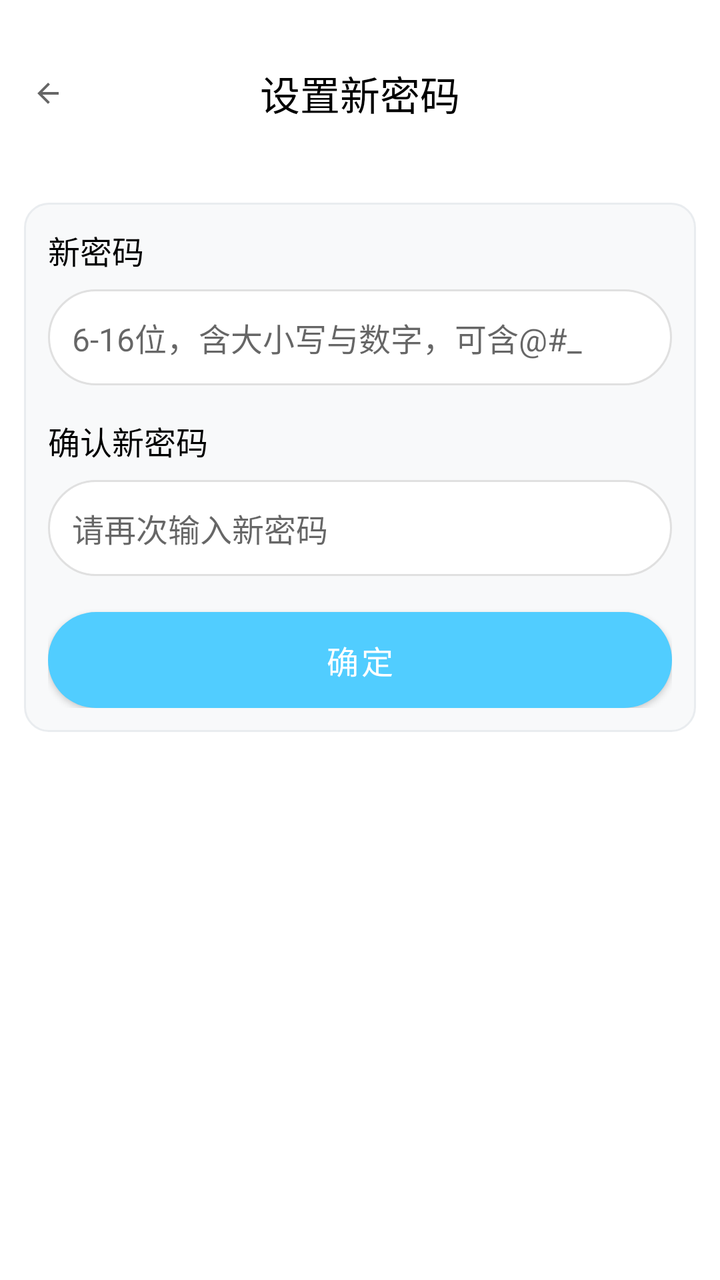
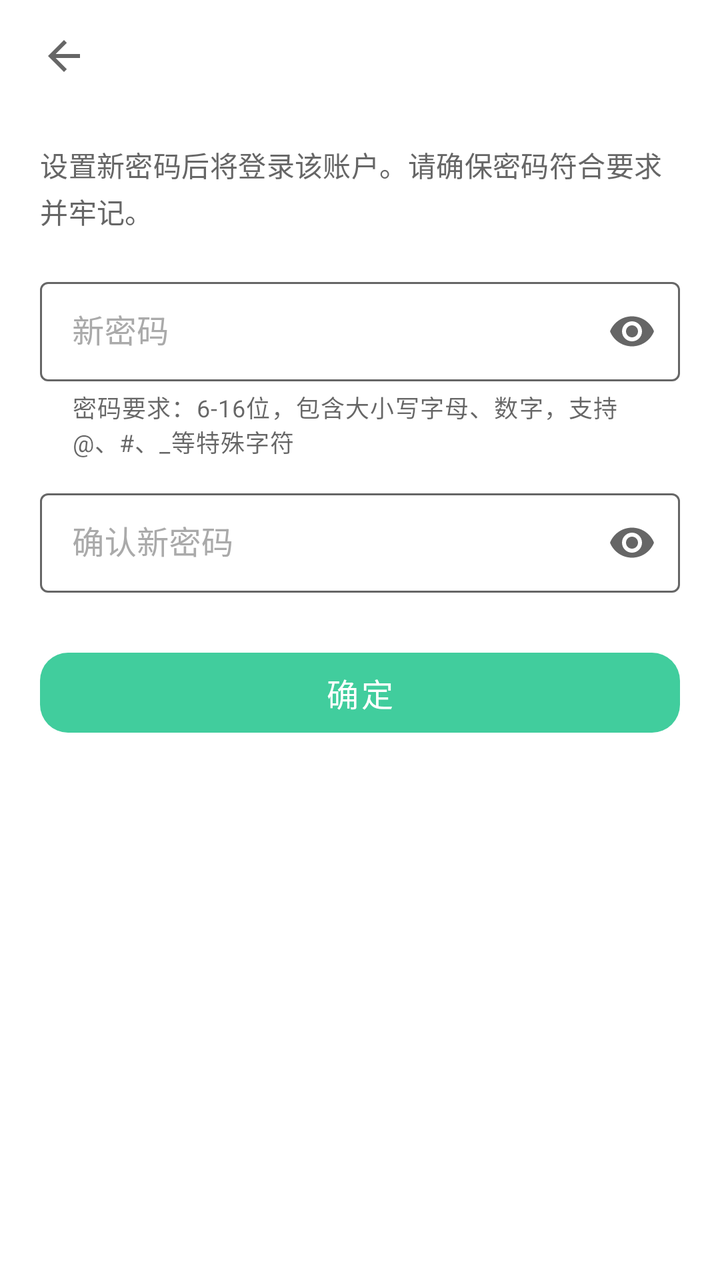

An Android layout rendered at two revisions. The XML below is the earlier revision; the diff shows what the commit changed to produce the second picture.
<!-- AndroidManifest.xml: activity theme Theme.PomodoroTimer.NoActionBar -->
<!-- res/layout/activity_set_new_password.xml -->
<?xml version="1.0" encoding="utf-8"?>
<ScrollView xmlns:android="http://schemas.android.com/apk/res/android"
    android:layout_width="match_parent"
    android:layout_height="match_parent"
    android:scrollbars="none"
    android:background="@color/background_primary">

    <LinearLayout
        android:layout_width="match_parent"
        android:layout_height="wrap_content"
        android:orientation="vertical"
        android:padding="12dp">

        <LinearLayout
            android:layout_width="match_parent"
            android:layout_height="wrap_content"
            android:layout_marginTop="20dp"
            android:orientation="horizontal"
            android:gravity="center_vertical"
            android:layout_marginBottom="40dp">

            <ImageView
                android:id="@+id/btn_back"
                android:layout_width="24dp"
                android:layout_height="24dp"
                android:src="@drawable/ic_back"
                android:background="?attr/selectableItemBackgroundBorderless"
                android:padding="4dp"
                android:clickable="true"
                android:focusable="true"/>

            <TextView
                android:layout_width="0dp"
                android:layout_height="wrap_content"
                android:layout_weight="1"
                android:text="@string/title_set_new_password"
                android:textSize="20sp"
                android:textColor="@color/text_primary"
                android:gravity="center"
                android:layout_marginStart="-24dp" />

        </LinearLayout>

        <LinearLayout
            android:layout_width="match_parent"
            android:layout_height="wrap_content"
            android:orientation="vertical"
            android:background="@drawable/account_section_background"
            android:padding="12dp">

            <TextView
                android:layout_width="wrap_content"
                android:layout_height="wrap_content"
                android:text="@string/account_label_new_password"
                android:textSize="16sp"
                android:textColor="@color/text_primary"
                android:layout_marginBottom="8dp"/>

            <EditText
                android:id="@+id/et_new_password"
                android:layout_width="match_parent"
                android:layout_height="48dp"
                android:background="@drawable/edit_text_background"
                android:padding="12dp"
                android:hint="@string/account_hint_password_format"
                android:textSize="16sp"
                android:maxLength="16"
                android:inputType="textPassword"
                android:layout_marginBottom="16dp"/>

            <TextView
                android:layout_width="wrap_content"
                android:layout_height="wrap_content"
                android:text="@string/account_label_confirm_new_password"
                android:textSize="16sp"
                android:textColor="@color/text_primary"
                android:layout_marginBottom="8dp"/>

            <EditText
                android:id="@+id/et_confirm_password"
                android:layout_width="match_parent"
                android:layout_height="48dp"
                android:background="@drawable/edit_text_background"
                android:padding="12dp"
                android:hint="@string/account_error_confirm_new_password_required"
                android:textSize="16sp"
                android:maxLength="16"
                android:inputType="textPassword"
                android:layout_marginBottom="8dp"/>

            <TextView
                android:id="@+id/tv_tip"
                android:layout_width="match_parent"
                android:layout_height="wrap_content"
                android:textColor="@color/error"
                android:textSize="12sp"
                android:visibility="gone"
                android:layout_marginBottom="8dp"/>

            <Button
                android:id="@+id/btn_submit"
                android:layout_width="match_parent"
                android:layout_height="48dp"
                android:text="@string/account_btn_confirm"
                android:textSize="16sp"
                android:background="@drawable/button_blue_background"
                android:textColor="@color/white"
                android:layout_marginTop="10dp"/>

        </LinearLayout>

    </LinearLayout>

</ScrollView>
<!-- resources referenced by this layout -->
<resources>
  <color name="background_primary">#FFFFFFFF</color>
  <color name="error">#FFF44336</color>
  <color name="white">#FFFFFFFF</color>
  <!-- drawable account_section_background (drawable) -->
  <?xml version="1.0" encoding="utf-8"?>
  <shape xmlns:android="http://schemas.android.com/apk/res/android"
      android:shape="rectangle">
      <solid android:color="@color/account_section_bg" />
      <corners android:radius="12dp" />
      <stroke
          android:width="1dp"
          android:color="@color/account_section_border" />
  </shape>
  <!-- drawable button_blue_background (drawable) -->
  <?xml version="1.0" encoding="utf-8"?>
  <shape xmlns:android="http://schemas.android.com/apk/res/android"
      android:shape="rectangle">
      <solid android:color="#2196F3" />
      <corners android:radius="28dp" />
  </shape>
  <!-- drawable edit_text_background (drawable) -->
  <?xml version="1.0" encoding="utf-8"?>
  <shape xmlns:android="http://schemas.android.com/apk/res/android"
      android:shape="rectangle">
      <solid android:color="@color/white" />
      <corners android:radius="24dp" />
      <stroke
          android:width="1dp"
          android:color="#E0E0E0" />
  </shape>
  <string name="account_error_confirm_new_password_required">请再次输入新密码</string>
  <string name="account_hint_password_format">6-16位，含大小写与数字，可含@#_</string>
  <string name="title_set_new_password">设置新密码</string>
  <style name="Theme.PomodoroTimer.NoActionBar" parent="Theme.MaterialComponents.DayNight.NoActionBar">
          <item name="windowActionBar">false</item>
          <item name="windowNoTitle">true</item>
          <item name="colorPrimary">@color/skyblue</item>
          <item name="colorPrimaryVariant">@color/default_theme_dark</item>
          <item name="colorOnPrimary">@color/text_primary</item>
          <item name="android:statusBarColor">@color/background_card</item>
          <item name="android:navigationBarColor">@color/background_card</item>
          <item name="android:windowFullscreen">false</item>
          <item name="android:windowContentOverlay">@null</item>
      </style>
  <color name="account_section_bg">#FFF8F9FA</color>
  <color name="account_section_border">#FFE9ECEF</color>
  <color name="skyblue">#FF51CDFF</color>
  <color name="default_theme_dark">#014971</color>
  <color name="background_card">#FFFFFFFF</color>
  <!-- unchanged entries left out for length: 6 -->
</resources>

<!-- the commit's change to res/layout/activity_set_new_password.xml (unified diff, before → after) -->
@@ -1,114 +1,113 @@
 <?xml version="1.0" encoding="utf-8"?>
-<ScrollView xmlns:android="http://schemas.android.com/apk/res/android"
+<LinearLayout xmlns:android="http://schemas.android.com/apk/res/android"
+    xmlns:app="http://schemas.android.com/apk/res-auto"
     android:layout_width="match_parent"
     android:layout_height="match_parent"
-    android:scrollbars="none"
-    android:background="@color/background_primary">
+    android:orientation="vertical">
 
-    <LinearLayout
+    <include layout="@layout/include_subpage_toolbar" />
+
+    <androidx.core.widget.NestedScrollView
+        android:id="@+id/subpage_content"
         android:layout_width="match_parent"
-        android:layout_height="wrap_content"
-        android:orientation="vertical"
-        android:padding="12dp">
-
-        <LinearLayout
-            android:layout_width="match_parent"
-            android:layout_height="wrap_content"
-            android:layout_marginTop="20dp"
-            android:orientation="horizontal"
-            android:gravity="center_vertical"
-            android:layout_marginBottom="40dp">
-
-            <ImageView
-                android:id="@+id/btn_back"
-                android:layout_width="24dp"
-                android:layout_height="24dp"
-                android:src="@drawable/ic_back"
-                android:background="?attr/selectableItemBackgroundBorderless"
-                android:padding="4dp"
-                android:clickable="true"
-                android:focusable="true"/>
-
-            <TextView
-                android:layout_width="0dp"
-                android:layout_height="wrap_content"
-                android:layout_weight="1"
-                android:text="@string/title_set_new_password"
-                android:textSize="20sp"
-                android:textColor="@color/text_primary"
-                android:gravity="center"
-                android:layout_marginStart="-24dp" />
-
-        </LinearLayout>
+        android:layout_height="0dp"
+        android:layout_weight="1"
+        android:clipToPadding="false"
+        android:fillViewport="true"
+        android:overScrollMode="ifContentScrolls"
+        android:scrollbars="none">
 
         <LinearLayout
             android:layout_width="match_parent"
             android:layout_height="wrap_content"
             android:orientation="vertical"
-            android:background="@drawable/account_section_background"
-            android:padding="12dp">
+            android:paddingHorizontal="20dp"
+            android:paddingTop="16dp"
+            android:paddingBottom="32dp">
 
             <TextView
-                android:layout_width="wrap_content"
+                style="@style/AuthFormSubtitle"
+                android:layout_width="match_parent"
                 android:layout_height="wrap_content"
-                android:text="@string/account_label_new_password"
-                android:textSize="16sp"
-                android:textColor="@color/text_primary"
-                android:layout_marginBottom="8dp"/>
+                android:text="@string/auth_set_new_password_subtitle" />
 
-            <EditText
-                android:id="@+id/et_new_password"
+            <com.google.android.material.textfield.TextInputLayout
+                android:id="@+id/til_new_password"
+                style="@style/AuthTextInputLayout"
                 android:layout_width="match_parent"
-                android:layout_height="48dp"
-                android:background="@drawable/edit_text_background"
-                android:padding="12dp"
-                android:hint="@string/account_hint_password_format"
-                android:textSize="16sp"
-                android:maxLength="16"
-                android:inputType="textPassword"
-                android:layout_marginBottom="16dp"/>
+                android:layout_height="wrap_content"
+                android:layout_marginTop="20dp"
+                android:hint="@string/account_label_new_password"
+                app:endIconMode="password_toggle"
+                app:helperText="@string/account_hint_password_requirements"
+                app:helperTextEnabled="true">
 
-            <TextView
-                android:layout_width="wrap_content"
+                <com.google.android.material.textfield.TextInputEditText
+                    android:id="@+id/et_new_password"
+                    style="@style/AuthTextInputEditText"
+                    android:layout_width="match_parent"
+                    android:layout_height="wrap_content"
+                    android:imeOptions="actionNext"
+                    android:inputType="textPassword"
+                    android:maxLength="16"
+                    android:maxLines="1" />
+            </com.google.android.material.textfield.TextInputLayout>
+
+            <com.google.android.material.textfield.TextInputLayout
+                android:id="@+id/til_confirm_password"
+                style="@style/AuthTextInputLayout"
+                android:layout_width="match_parent"
                 android:layout_height="wrap_content"
-                android:text="@string/account_label_confirm_new_password"
-                android:textSize="16sp"
-                android:textColor="@color/text_primary"
-                android:layout_marginBottom="8dp"/>
+                android:layout_marginTop="12dp"
+                android:hint="@string/account_label_confirm_new_password"
+                app:endIconMode="password_toggle">
 
-            <EditText
-                android:id="@+id/et_confirm_password"
-                android:layout_width="match_parent"
-                android:layout_height="48dp"
-                android:background="@drawable/edit_text_background"
-                android:padding="12dp"
-                android:hint="@string/account_error_confirm_new_password_required"
-                android:textSize="16sp"
-                android:maxLength="16"
-                android:inputType="textPassword"
-                android:layout_marginBottom="8dp"/>
+                <com.google.android.material.textfield.TextInputEditText
+                    android:id="@+id/et_confirm_password"
+                    style="@style/AuthTextInputEditText"
+                    android:layout_width="match_parent"
+                    android:layout_height="wrap_content"
+                    android:imeOptions="actionDone"
+                    android:inputType="textPassword"
+                    android:maxLength="16"
+                    android:maxLines="1" />
+            </com.google.android.material.textfield.TextInputLayout>
 
             <TextView
                 android:id="@+id/tv_tip"
                 android:layout_width="match_parent"
                 android:layout_height="wrap_content"
-                android:textColor="@color/error"
-                android:textSize="12sp"
-                android:visibility="gone"
-                android:layout_marginBottom="8dp"/>
+                android:layout_marginTop="8dp"
+                android:textColor="@color/semantic_error"
+                android:textSize="13sp"
+                android:visibility="gone" />
 
-            <Button
+            <com.google.android.material.button.MaterialButton
                 android:id="@+id/btn_submit"
+                style="@style/AuthPrimaryButton"
                 android:layout_width="match_parent"
-                android:layout_height="48dp"
-                android:text="@string/account_btn_confirm"
-                android:textSize="16sp"
-                android:background="@drawable/button_blue_background"
-                android:textColor="@color/white"
-                android:layout_marginTop="10dp"/>
+                android:layout_height="wrap_content"
+                android:layout_marginTop="24dp"
+                android:text="@string/account_btn_confirm" />
+        </LinearLayout>
+    </androidx.core.widget.NestedScrollView>
+</LinearLayout>
+<!-- res/layout/include_subpage_toolbar.xml (included above) -->
+<?xml version="1.0" encoding="utf-8"?>
+<FrameLayout xmlns:android="http://schemas.android.com/apk/res/android"
+    xmlns:app="http://schemas.android.com/apk/res-auto"
+    android:id="@+id/subpage_toolbar_container"
+    android:layout_width="match_parent"
+    android:layout_height="wrap_content">
 
-        </LinearLayout>
-
-    </LinearLayout>
-
-</ScrollView>
+    <com.google.android.material.appbar.MaterialToolbar
+        android:id="@+id/subpage_toolbar"
+        style="@style/MainToolbar"
+        android:layout_width="match_parent"
+        android:layout_height="56dp"
+        android:paddingStart="4dp"
+        android:paddingEnd="12dp"
+        app:navigationIcon="@drawable/ic_back"
+        app:titleCentered="false"
+        app:titleTextAppearance="@style/AppActionBarTitle" />
+</FrameLayout>
<!-- resource entries referenced after the edit -->
@@ -1,54 +1,100 @@
 <!-- resources referenced by this layout -->
 <resources>
-  <color name="background_primary">#FFFFFFFF</color>
-  <color name="error">#FFF44336</color>
-  <color name="white">#FFFFFFFF</color>
-  <!-- drawable account_section_background (drawable) -->
-  <?xml version="1.0" encoding="utf-8"?>
-  <shape xmlns:android="http://schemas.android.com/apk/res/android"
-      android:shape="rectangle">
-      <solid android:color="@color/account_section_bg" />
-      <corners android:radius="12dp" />
-      <stroke
-          android:width="1dp"
-          android:color="@color/account_section_border" />
-  </shape>
-  <!-- drawable button_blue_background (drawable) -->
-  <?xml version="1.0" encoding="utf-8"?>
-  <shape xmlns:android="http://schemas.android.com/apk/res/android"
-      android:shape="rectangle">
-      <solid android:color="#2196F3" />
-      <corners android:radius="28dp" />
-  </shape>
-  <!-- drawable edit_text_background (drawable) -->
-  <?xml version="1.0" encoding="utf-8"?>
-  <shape xmlns:android="http://schemas.android.com/apk/res/android"
-      android:shape="rectangle">
-      <solid android:color="@color/white" />
-      <corners android:radius="24dp" />
-      <stroke
-          android:width="1dp"
-          android:color="#E0E0E0" />
-  </shape>
-  <string name="account_error_confirm_new_password_required">请再次输入新密码</string>
-  <string name="account_hint_password_format">6-16位，含大小写与数字，可含@#_</string>
-  <string name="title_set_new_password">设置新密码</string>
+  <color name="semantic_error">#FFF44336</color>
+  <string name="account_hint_password_requirements">密码要求：6-16位，包含大小写字母、数字，支持@、#、_等特殊字符</string>
+  <string name="auth_set_new_password_subtitle">设置新密码后将登录该账户。请确保密码符合要求并牢记。</string>
+  <style name="AppActionBarTitle" parent="TextAppearance.AppCompat.Widget.ActionBar.Title">
+          <item name="android:textColor">@color/text_primary</item>
+          <item name="android:textSize">18sp</item>
+      </style>
+  <style name="AuthFormSubtitle">
+          <item name="android:textSize">14sp</item>
+          <item name="android:textColor">@color/text_secondary</item>
+          <item name="android:lineSpacingExtra">3dp</item>
+          <item name="android:letterSpacing">0.01</item>
+      </style>
+  <style name="AuthPrimaryButton" parent="Widget.MaterialComponents.Button.UnelevatedButton">
+          <item name="android:minHeight">52dp</item>
+          <item name="android:textAllCaps">false</item>
+          <item name="android:textColor">@color/on_brand</item>
+          <item name="android:textSize">16sp</item>
+          <item name="backgroundTint">@color/brand</item>
+          <item name="cornerRadius">14dp</item>
+          <item name="elevation">0dp</item>
+          <item name="rippleColor">@color/bottom_nav_ripple</item>
+      </style>
+  <style name="AuthTextInputEditText">
+          <item name="android:textColor">@color/text_primary</item>
+          <item name="android:textSize">16sp</item>
+          <item name="android:paddingTop">14dp</item>
+          <item name="android:paddingBottom">14dp</item>
+      </style>
+  <style name="AuthTextInputLayout" parent="Widget.MaterialComponents.TextInputLayout.OutlinedBox">
+          <item name="boxStrokeColor">@color/text_input_box_stroke</item>
+          <item name="hintTextColor">@color/brand</item>
+          <item name="android:textColorHint">@color/text_hint</item>
+      </style>
+  <style name="MainToolbar" parent="Widget.MaterialComponents.Toolbar">
+          <item name="android:background">@android:color/transparent</item>
+          <item name="background">@android:color/transparent</item>
+          <item name="android:elevation">0dp</item>
+          <item name="elevation">0dp</item>
+          <item name="android:stateListAnimator">@null</item>
+          <item name="android:outlineProvider">none</item>
+      </style>
   <style name="Theme.PomodoroTimer.NoActionBar" parent="Theme.MaterialComponents.DayNight.NoActionBar">
           <item name="windowActionBar">false</item>
           <item name="windowNoTitle">true</item>
-          <item name="colorPrimary">@color/skyblue</item>
-          <item name="colorPrimaryVariant">@color/default_theme_dark</item>
-          <item name="colorOnPrimary">@color/text_primary</item>
-          <item name="android:statusBarColor">@color/background_card</item>
-          <item name="android:navigationBarColor">@color/background_card</item>
+          <item name="colorPrimary">@color/brand</item>
+          <item name="colorPrimaryVariant">@color/brand</item>
+          <item name="colorOnPrimary">@color/on_brand</item>
+          <item name="colorSecondary">@color/brand</item>
+          <item name="colorOnSecondary">@color/on_brand</item>
+          <item name="android:statusBarColor">@color/surface_card</item>
+          <item name="android:navigationBarColor">@color/surface_card</item>
           <item name="android:windowFullscreen">false</item>
           <item name="android:windowContentOverlay">@null</item>
+          <item name="android:windowLightStatusBar" tools:targetApi="m">true</item>
+          <item name="materialAlertDialogTheme">@style/ThemeOverlay.Pomodoro.MaterialAlertDialog</item>
       </style>
-  <color name="account_section_bg">#FFF8F9FA</color>
-  <color name="account_section_border">#FFE9ECEF</color>
-  <color name="skyblue">#FF51CDFF</color>
-  <color name="default_theme_dark">#014971</color>
-  <color name="background_card">#FFFFFFFF</color>
+  <color name="on_brand">@color/absolute_white</color>
+  <color name="brand">#FF41CD9D</color>
+  <color name="bottom_nav_ripple">#0A000000</color>
+  <color name="text_hint">#FFAAAAAA</color>
+  <color name="surface_card">#FFFFFFFF</color>
+  <style name="ThemeOverlay.Pomodoro.MaterialAlertDialog" parent="ThemeOverlay.MaterialComponents.MaterialAlertDialog">
+          <item name="colorPrimary">@color/brand</item>
+          <item name="colorSecondary">@color/brand</item>
+          <item name="colorSurface">@color/surface_card</item>
+          <item name="colorOnSurface">@color/text_primary</item>
+          <item name="materialAlertDialogTitleTextStyle">@style/TextAppearance.Pomodoro.Dialog.Title</item>
+          <item name="materialAlertDialogBodyTextStyle">@style/TextAppearance.Pomodoro.Dialog.Body</item>
+          <item name="shapeAppearanceOverlay">@style/ShapeAppearance.Pomodoro.Dialog</item>
+          <item name="buttonBarPositiveButtonStyle">@style/Widget.Pomodoro.Dialog.Button</item>
+          <item name="buttonBarNegativeButtonStyle">@style/Widget.Pomodoro.Dialog.Button</item>
+          <item name="buttonBarNeutralButtonStyle">@style/Widget.Pomodoro.Dialog.Button</item>
+      </style>
+  <color name="absolute_white">#FFFFFFFF</color>
+  <style name="TextAppearance.Pomodoro.Dialog.Title" parent="MaterialAlertDialog.MaterialComponents.Title.Text">
+          <item name="android:textColor">@color/text_primary</item>
+          <item name="android:textSize">18sp</item>
+          <item name="android:textStyle">bold</item>
+      </style>
+  <style name="TextAppearance.Pomodoro.Dialog.Body" parent="MaterialAlertDialog.MaterialComponents.Body.Text">
+          <item name="android:textColor">@color/text_secondary</item>
+          <item name="android:textSize">14sp</item>
+          <item name="android:lineSpacingExtra">3dp</item>
+      </style>
+  <style name="ShapeAppearance.Pomodoro.Dialog" parent="ShapeAppearance.MaterialComponents.LargeComponent">
+          <item name="cornerFamily">rounded</item>
+          <item name="cornerSize">20dp</item>
+      </style>
+  <style name="Widget.Pomodoro.Dialog.Button" parent="Widget.MaterialComponents.Button.TextButton.Dialog">
+          <item name="android:textColor">@color/brand</item>
+          <item name="android:textAllCaps">false</item>
+          <item name="rippleColor">@color/brand_container</item>
+      </style>
+  <color name="brand_container">#1A41CD9D</color>
   <!-- unchanged entries left out for length: 6 -->
 </resources>
 
